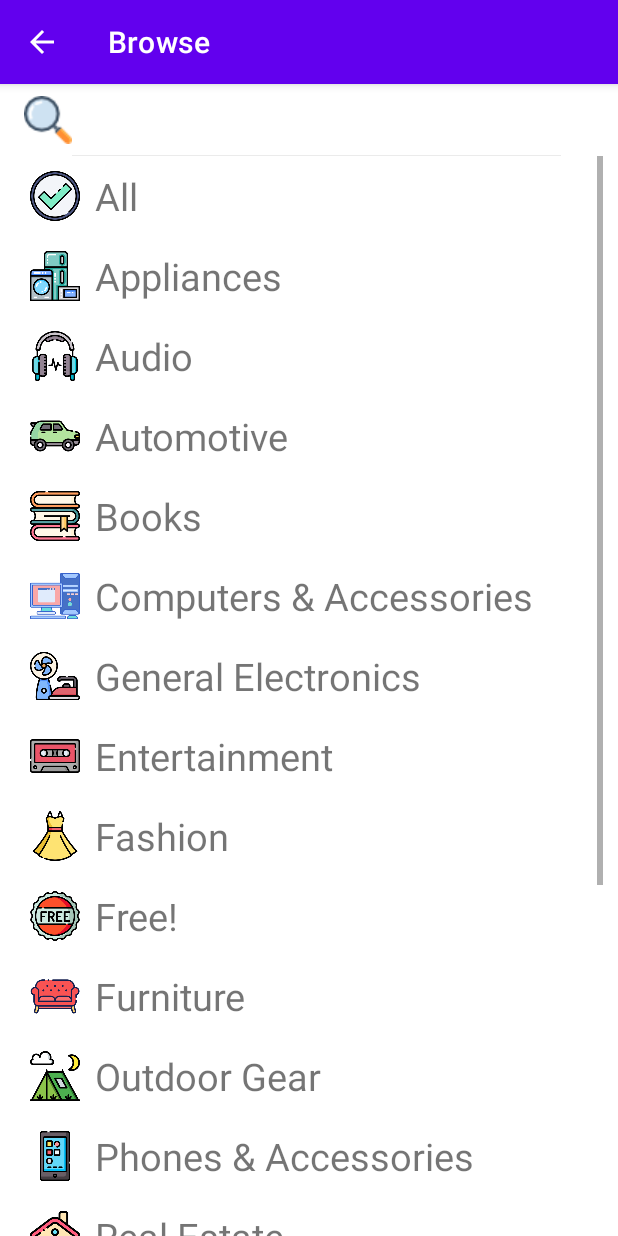
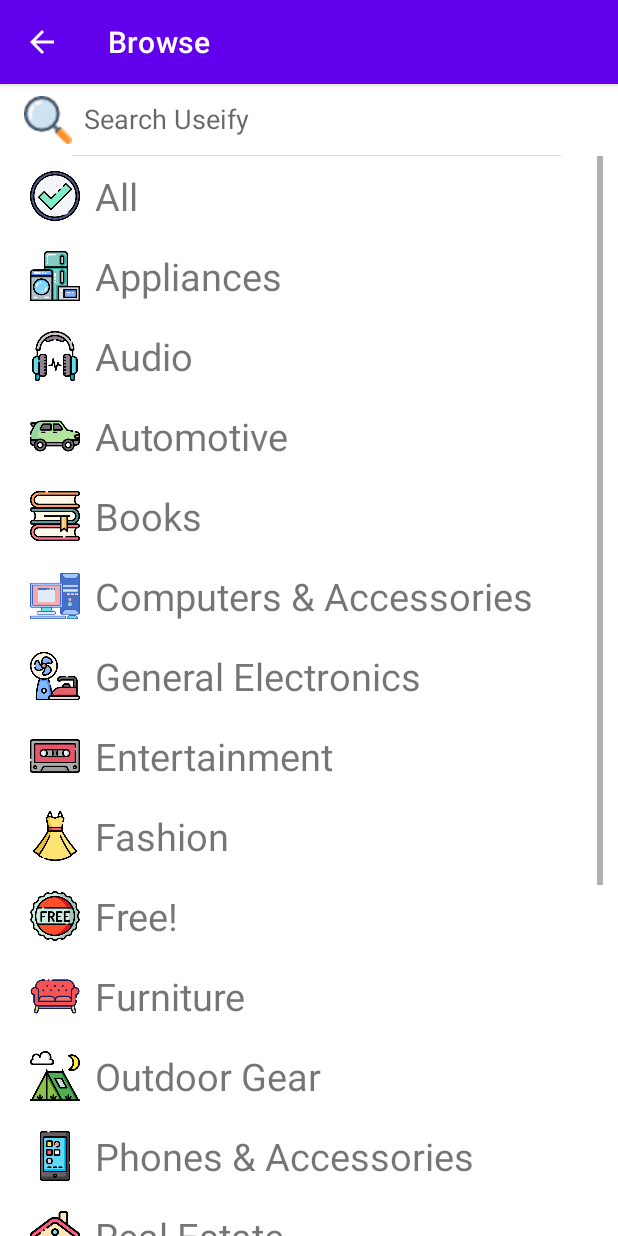
Before and after one commit to CMPT362-Useify/Useify-Marketplace, an Android app: the SearchCategoriesActivity screen opened directly, with no data from a screen before it, on a phone screen of 412 x 824 dp. Run offline under Robolectric (Android 15) with nearby library versions, the phone set to English and light mode, and no system bars.

Commit message:
working on search

```diff
--- a/app/src/main/java/com/sfu/useify/ui/categories/SearchCategoriesActivity.kt
+++ b/app/src/main/java/com/sfu/useify/ui/categories/SearchCategoriesActivity.kt
@@ -5,6 +5,7 @@ import android.content.res.TypedArray
 import android.os.Bundle
 import android.view.MenuItem
 import android.widget.ListView
+import android.widget.SearchView
 import androidx.appcompat.app.AppCompatActivity
 import com.sfu.useify.R
 import com.sfu.useify.ui.results.ResultsActivity
@@ -13,6 +14,7 @@ class SearchCategoriesActivity: AppCompatActivity() {
     private lateinit var CATEGORIES: Array<String>
     private lateinit var CATEGORIES_ICONS: TypedArray
     private lateinit var categoriesListView: ListView
+    private lateinit var searchView: SearchView
 
     override fun onCreate(savedInstanceState: Bundle?) {
         super.onCreate(savedInstanceState)
@@ -35,6 +37,32 @@ class SearchCategoriesActivity: AppCompatActivity() {
         categoriesListView.setOnItemClickListener() { adapterView, view, i, l ->
             onCategoryClicked(i)
         }
+
+        // Setup SearchView
+        searchView = findViewById(R.id.searchView_search_categories)
+        searchView.setOnQueryTextListener(object : SearchView.OnQueryTextListener {
+            override fun onQueryTextSubmit(queryString: String?): Boolean {
+                println("Debug: Query received = '$queryString'")
+
+                val searchIntent = Intent(this@SearchCategoriesActivity, ResultsActivity::class.java)
+
+                val bundle = Bundle()
+                bundle.putString(resources.getString(R.string.key_search_query), queryString)
+
+                searchIntent.putExtras(bundle)
+                startActivity(searchIntent)
+
+                // true if the query has been handled by the listener, false to let the
+                // SearchView perform the default action.
+                return true
+            }
+
+            override fun onQueryTextChange(queryString: String?): Boolean {
+                // false if the SearchView should perform the default action of showing any
+                // suggestions if available, true if the action was handled by the listener.
+                return true
+            }
+        })
     }
 
     override fun onOptionsItemSelected(item: MenuItem): Boolean {
--- a/app/src/main/java/com/sfu/useify/ui/chat/ChatActivity.kt
+++ b/app/src/main/java/com/sfu/useify/ui/chat/ChatActivity.kt
@@ -2,11 +2,12 @@ package com.sfu.useify.ui.chat
 
 import android.os.Bundle
 import androidx.appcompat.app.AppCompatActivity
+import com.sfu.useify.R
 
 class ChatActivity: AppCompatActivity() {
     override fun onCreate(savedInstanceState: Bundle?) {
         super.onCreate(savedInstanceState)
-//        setContentView()
+        setContentView(R.layout.activity_chat)
 
 
     }
--- a/app/src/main/java/com/sfu/useify/ui/chat/ChatMenuActivity.kt
+++ b/app/src/main/java/com/sfu/useify/ui/chat/ChatMenuActivity.kt
@@ -2,10 +2,13 @@ package com.sfu.useify.ui.chat
 
 import android.os.Bundle
 import androidx.appcompat.app.AppCompatActivity
+import com.sfu.useify.R
 
 class ChatMenuActivity: AppCompatActivity() {
     override fun onCreate(savedInstanceState: Bundle?) {
         super.onCreate(savedInstanceState)
-//        setContentView()
+        setContentView(R.layout.activity_chat_menu)
+
+
     }
 }
--- a/app/src/main/res/layout/activity_search_categories.xml
+++ b/app/src/main/res/layout/activity_search_categories.xml
@@ -6,21 +6,15 @@
     android:layout_height="match_parent"
     android:layout_marginRight="10dp">
 
-    <androidx.appcompat.widget.SearchView
+    <SearchView
         android:id="@+id/searchView_search_categories"
-        app:searchIcon="@drawable/search"
-        app:iconifiedByDefault="false"
+        android:searchIcon="@drawable/search"
+        android:inputType="text"
+        android:iconifiedByDefault="false"
         android:layout_marginRight="20dp"
         android:layout_width="match_parent"
-        android:layout_height="wrap_content"/>
-
-<!--    <TextView-->
-<!--        android:text="Categories:"-->
-<!--        android:textSize="30dp"-->
-<!--        android:textStyle="bold"-->
-<!--        android:paddingBottom="10dp"-->
-<!--        android:layout_width="wrap_content"-->
-<!--        android:layout_height="wrap_content" />-->
+        android:layout_height="wrap_content"
+        android:queryHint="@string/search_bar_hint"/>
 
     <ListView
         android:id="@+id/listview_categories"
--- a/app/src/main/res/values/keys.xml
+++ b/app/src/main/res/values/keys.xml
@@ -1,4 +1,5 @@
 <?xml version="1.0" encoding="utf-8"?>
 <resources>
     <string name="key_category_id">product category</string>
+    <string name="key_search_query">search query string</string>
 </resources>
--- a/app/src/main/res/xml/searchable.xml
+++ b/app/src/main/res/xml/searchable.xml
@@ -1,6 +1,6 @@
 <?xml version="1.0" encoding="utf-8"?>
 <searchable xmlns:android="http://schemas.android.com/apk/res/android"
-
+    android:label="@string/app_name"
     android:hint="@string/search_bar_hint">
 
 </searchable>
```
